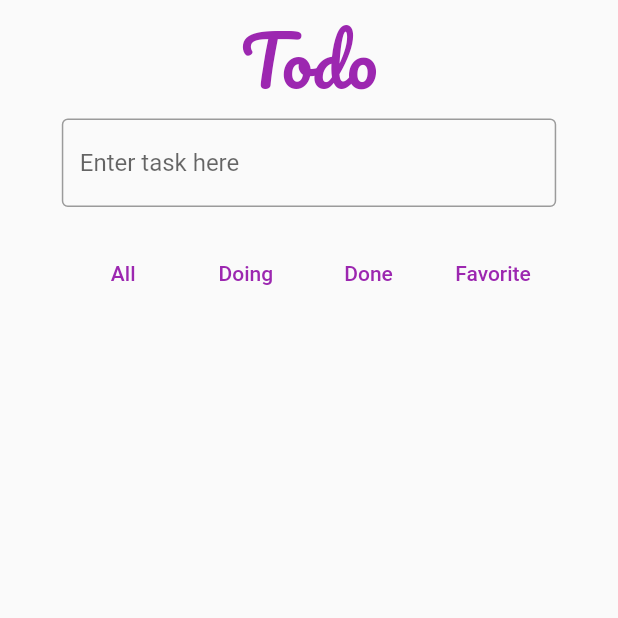
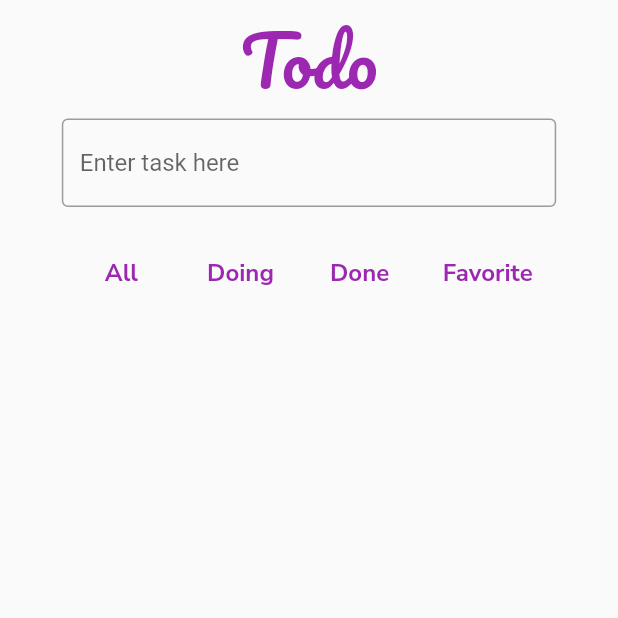
Before and after one commit to rajbahakdanyu/riverpod_cc, a Flutter app: the screen it shows after launch, on a phone screen of 412 x 824 dp, the top half of it. Run offline on Flutter 3.47's test engine with Material 2 defaults, Android fonts, the phone set to English and light mode, and no system bars; our stand-ins replace flutter_riverpod, google_fonts.

Commit message:
Created a custom text button

```diff
--- a/lib/screens/home.dart
+++ b/lib/screens/home.dart
@@ -1,10 +1,14 @@
 import 'package:flutter/material.dart';
 import 'package:flutter_riverpod/flutter_riverpod.dart';
+
+import '/widgets/custom_text_button.dart';
 
 class HomeScreen extends ConsumerWidget {
   HomeScreen({Key? key}) : super(key: key);
 
   final TextEditingController taskController = TextEditingController();
+
+  String selectedTab = 'All';
 
   @override
   Widget build(BuildContext context, WidgetRef ref) {
@@ -43,21 +47,21 @@ class HomeScreen extends ConsumerWidget {
                 child: Row(
                   mainAxisAlignment: MainAxisAlignment.spaceAround,
                   children: [
-                    TextButton(
-                      onPressed: () {},
-                      child: const Text('All'),
+                    CustomTextButton(
+                      func: () {},
+                      title: 'All',
                     ),
-                    TextButton(
-                      onPressed: () {},
-                      child: const Text('Doing'),
+                    CustomTextButton(
+                      func: () {},
+                      title: 'Doing',
                     ),
-                    TextButton(
-                      onPressed: () {},
-                      child: const Text('Done'),
+                    CustomTextButton(
+                      func: () {},
+                      title: 'Done',
                     ),
-                    TextButton(
-                      onPressed: () {},
-                      child: const Text('Favorite'),
+                    CustomTextButton(
+                      func: () {},
+                      title: 'Favorite',
                     ),
                   ],
                 ),
--- /dev/null
+++ b/lib/widgets/custom_text_button.dart
@@ -0,0 +1,32 @@
+import 'package:flutter/material.dart';
+
+class CustomTextButton extends StatefulWidget {
+  const CustomTextButton({
+    Key? key,
+    required this.func,
+    required this.title,
+  }) : super(key: key);
+
+  final VoidCallback func;
+  final String title;
+
+  @override
+  State<CustomTextButton> createState() => _CustomTextButtonState();
+}
+
+class _CustomTextButtonState extends State<CustomTextButton> {
+  @override
+  Widget build(BuildContext context) {
+    return TextButton(
+      style: TextButton.styleFrom(
+        splashFactory: NoSplash.splashFactory,
+        textStyle: Theme.of(context).textTheme.bodyText2!.copyWith(
+              fontSize: 16,
+              fontWeight: FontWeight.bold,
+            ),
+      ),
+      onPressed: widget.func,
+      child: Text(widget.title),
+    );
+  }
+}
```
